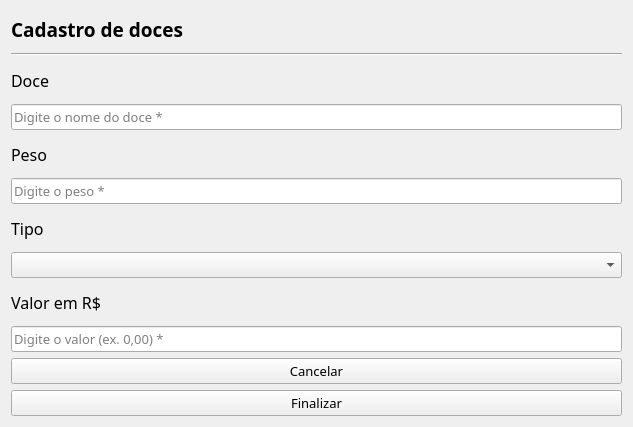
Before: the Qt Designer form view/cadastrodoces.ui in imora97/Sistema-para-doceria, drawn with Qt 5.
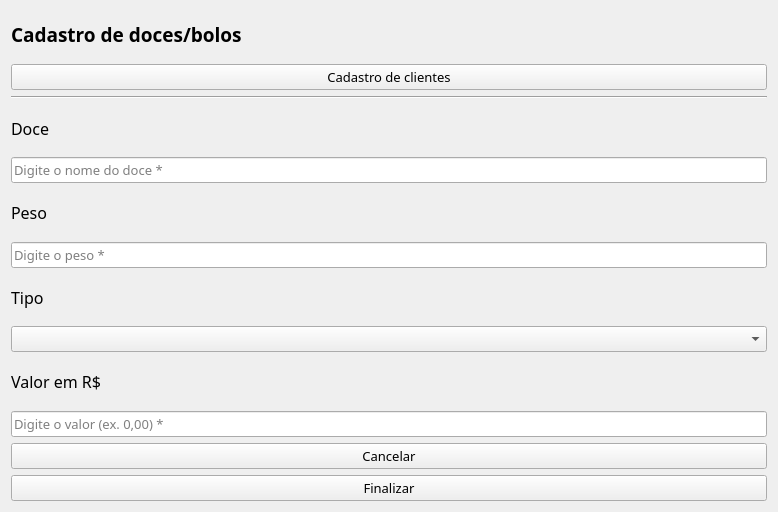
After: the same form once the commit is applied.

The edit to the form file:
```diff
--- a/view/cadastrodoces.ui
+++ b/view/cadastrodoces.ui
@@ -6,8 +6,8 @@
    <rect>
     <x>0</x>
     <y>0</y>
-    <width>633</width>
-    <height>427</height>
+    <width>778</width>
+    <height>512</height>
    </rect>
   </property>
   <property name="windowTitle">
@@ -25,7 +25,20 @@
       </font>
      </property>
      <property name="text">
-      <string>Cadastro de doces</string>
+      <string>Cadastro de doces/bolos</string>
+     </property>
+    </widget>
+   </item>
+   <item>
+    <widget class="QPushButton" name="cad_c">
+     <property name="font">
+      <font>
+       <family>Segoe Print</family>
+       <pointsize>10</pointsize>
+      </font>
+     </property>
+     <property name="text">
+      <string>Cadastro de clientes</string>
      </property>
     </widget>
    </item>
```
